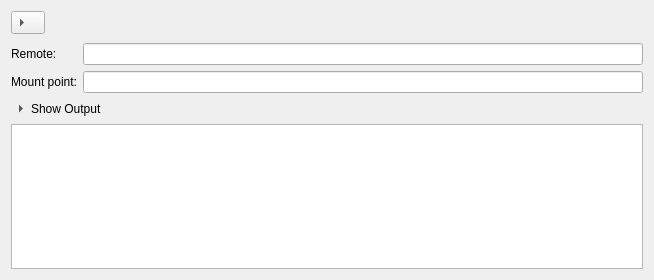
Before: the Qt Designer form src/mount_widget.ui in SysAdminDoc/RcloneBrowserNG, drawn with Qt 5.
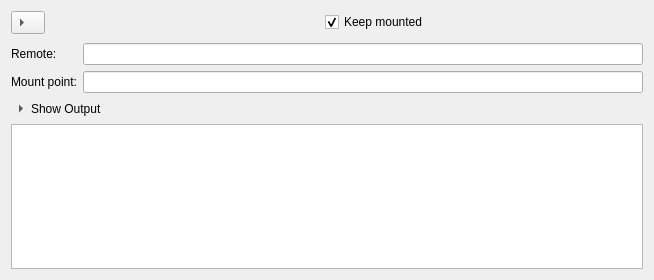
After: the same form once the commit is applied.

Commit message: fix(mount): auto remount unexpected drops

```diff
--- a/src/mount_widget.ui
+++ b/src/mount_widget.ui
@@ -48,6 +48,19 @@
       <item>
        <widget class="QLabel" name="info"/>
       </item>
+      <item>
+       <widget class="QCheckBox" name="keepMounted">
+        <property name="toolTip">
+         <string>Automatically remount if the rclone mount process exits unexpectedly</string>
+        </property>
+        <property name="text">
+         <string>Keep mounted</string>
+        </property>
+        <property name="checked">
+         <bool>true</bool>
+        </property>
+       </widget>
+      </item>
       <item>
        <widget class="QToolButton" name="copy">
         <property name="toolTip">
```
Left out of the diff: 3 changed lines with no effect on the pictures. The commit also changes 5 other files.
